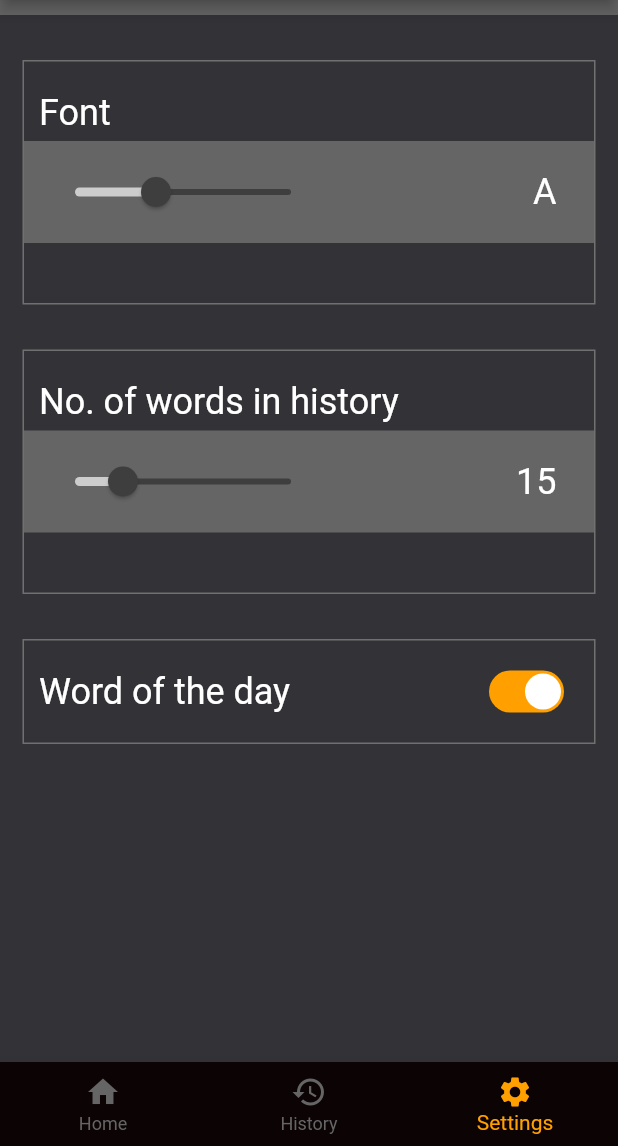
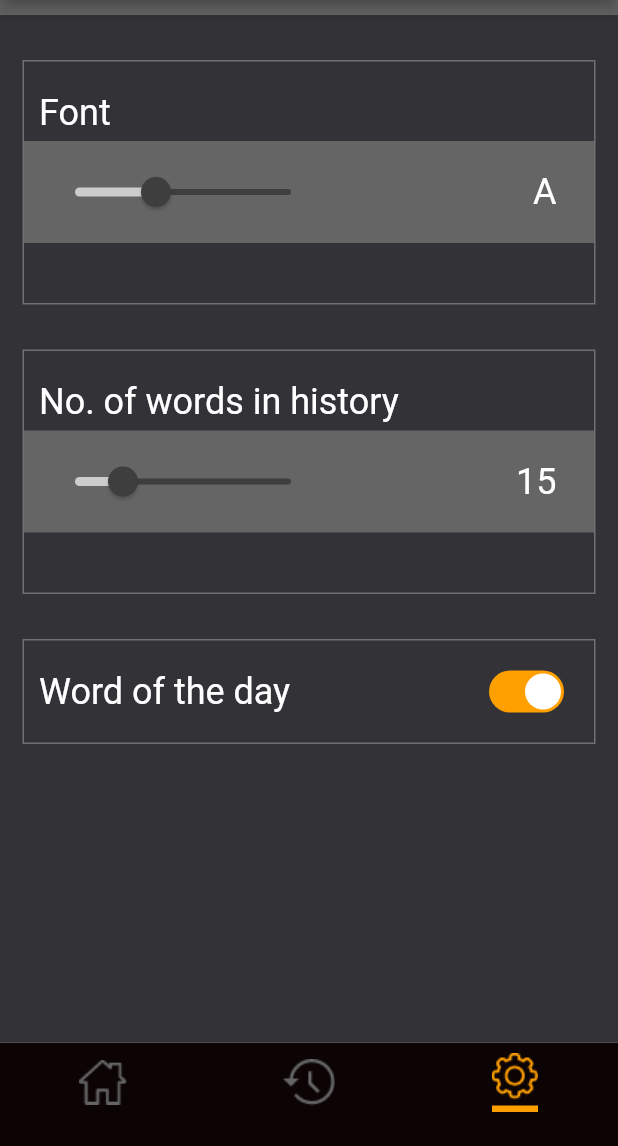
Before and after one commit to ParadoxPD/Dictionary-App, a Flutter app: the screen it shows after launch, item 3 of the bottom bar chosen, on a phone screen of 412 x 824 dp, the part 90-1236 px from its top. Run offline on Flutter 3.47's test engine with Material 2 defaults, Android fonts, the phone set to English and light mode, and no system bars.

Commit message:
Added icons to bottom bar

```diff
--- a/app/lib/pages/landing.main.dart
+++ b/app/lib/pages/landing.main.dart
@@ -11,7 +11,7 @@ class MainPage extends StatefulWidget {
 }
 
 class _MainPage extends State<MainPage> {
-  int _currentIndex = 1;
+  int _currentIndex = 0;
   final List<Widget> _children = [
     DictionaryPage(),
     HistoryPage(),
@@ -52,16 +52,22 @@ class _MainPage extends State<MainPage> {
               _currentIndex, // this will be set when a new tab is tapped
           items: [
             BottomNavigationBarItem(
-              icon: new Icon(Icons.home),
-              label: 'Home',
+              icon: _currentIndex == 0
+                  ? Image.asset('assets/home-yellow.png')
+                  : Image.asset('assets/home.png'),
+              label: '',
             ),
             BottomNavigationBarItem(
-              icon: new Icon(Icons.history),
-              label: 'History',
+              icon: _currentIndex == 1
+                  ? Image.asset('assets/history-yellow.png')
+                  : Image.asset('assets/history.png'),
+              label: '',
             ),
             BottomNavigationBarItem(
-              icon: Icon(Icons.settings),
-              label: 'Settings',
+              icon: _currentIndex == 2
+                  ? Image.asset('assets/settings-yellow.png')
+                  : Image.asset('assets/settings.png'),
+              label: '',
             ),
           ],
         ),
```
Also changed, not shown: app/lib/pages/mainBody/dictionarypage.dart (+56 -4 lines), app/pubspec.yaml (+7 -0 lines), app/assets/history-yellow.png (added), app/assets/history.png (added), app/assets/home-yellow.png (added), app/assets/home.png (added), app/assets/settings-yellow.png (added), app/assets/settings.png (added), app/assets/study.png (renamed from Data/study.png), 1 other file.
